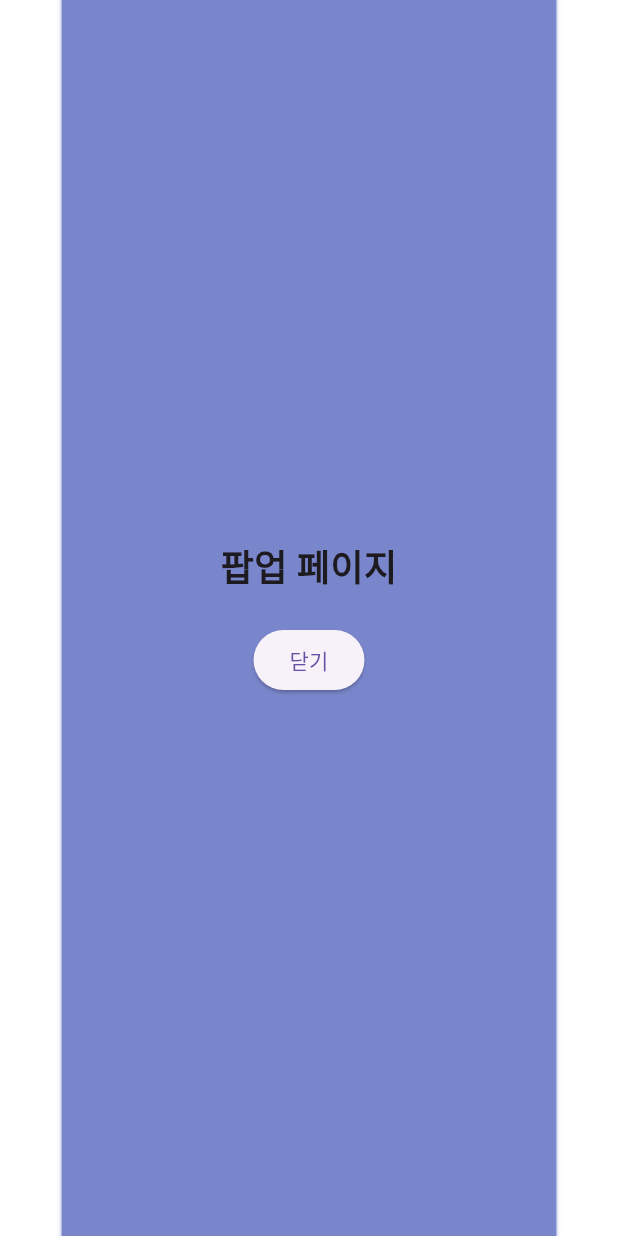
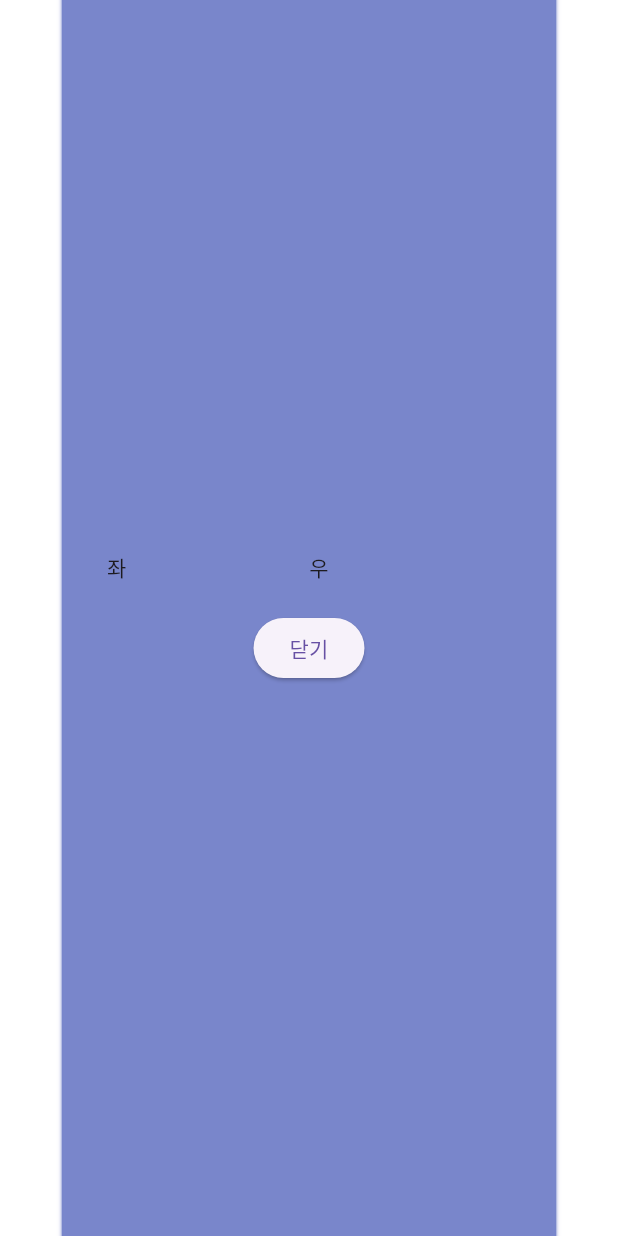
Before and after one commit to LeeMH/table-order, a Flutter app: the HelpPage screen opened directly, on a phone screen of 412 x 824 dp. Run offline on Flutter 3.47's test engine with Material 3 defaults, Android fonts, the phone set to English and light mode, and no system bars; our stand-ins replace get; network calls fail.

Commit message:
직원호출 모달 전까지 완료

```diff
--- a/lib/pages/help_page.dart
+++ b/lib/pages/help_page.dart
@@ -11,6 +11,7 @@ class HelpPage extends StatelessWidget {
       backgroundColor: Colors.transparent, // 배경을 투명하게
       body: Center(
         child: Container(
+          padding: const EdgeInsets.symmetric(horizontal: 30, vertical: 10),
           height: MediaQuery.of(context).size.height, // 화면 높이의 80%
           width: MediaQuery.of(context).size.width * 0.8, // 화면 폭의 80%
           color: Colors.indigo.shade300,
@@ -19,9 +20,11 @@ class HelpPage extends StatelessWidget {
             child: Column(
               mainAxisAlignment: MainAxisAlignment.center,
               children: [
-                Text(
-                  '팝업 페이지',
-                  style: TextStyle(fontSize: 24, fontWeight: FontWeight.bold),
+                Row(
+                  children: [
+                    Expanded(flex: 5, child: Text('좌')),
+                    Expanded(flex: 5, child: Text('우'))
+                  ],
                 ),
                 SizedBox(height: 20),
                 ElevatedButton(
--- a/lib/pages/menu_list.dart
+++ b/lib/pages/menu_list.dart
@@ -3,6 +3,7 @@ import 'package:get/get.dart';
 import 'package:table_order/services/models/menu.dart';
 import 'package:table_order/services/states/group_state.dart';
 import 'package:table_order/services/states/menu_state.dart';
+import 'package:table_order/util.dart';
 
 class MenuList extends StatelessWidget {
   const MenuList({super.key});
@@ -57,7 +58,8 @@ class MenuList extends StatelessWidget {
                     menu.title,
                     style: TextStyle(fontSize: 20),
                   )),
-              Expanded(flex: 1, child: Text(menu.price.toString())),
+              Expanded(
+                  flex: 1, child: Text(Util.formatNumber(menu.price.toInt()))),
             ],
           ),
         ),
--- a/lib/services/models/option.dart
+++ b/lib/services/models/option.dart
@@ -1,4 +1,5 @@
 import 'package:json_annotation/json_annotation.dart';
+import 'package:table_order/services/models/option_item.dart';
 
 part 'option.g.dart';
 
@@ -8,14 +9,14 @@ class Option {
   final String title;
   final bool fixedCount;
   final int maxCount;
-  final double price;
+  final List<OptionItem> items;
 
   Option({
     required this.id,
     required this.title,
     required this.fixedCount,
     required this.maxCount,
-    required this.price,
+    required this.items,
   });
 
   factory Option.fromJson(Map<String, dynamic> json) => _$OptionFromJson(json);
```
Also changed, not shown: lib/services/models/option_item.dart (added, +20 -0 lines), lib/util.dart (added, +19 -0 lines), lib/services/models/option.g.dart, lib/services/models/option_item.g.dart (added).
